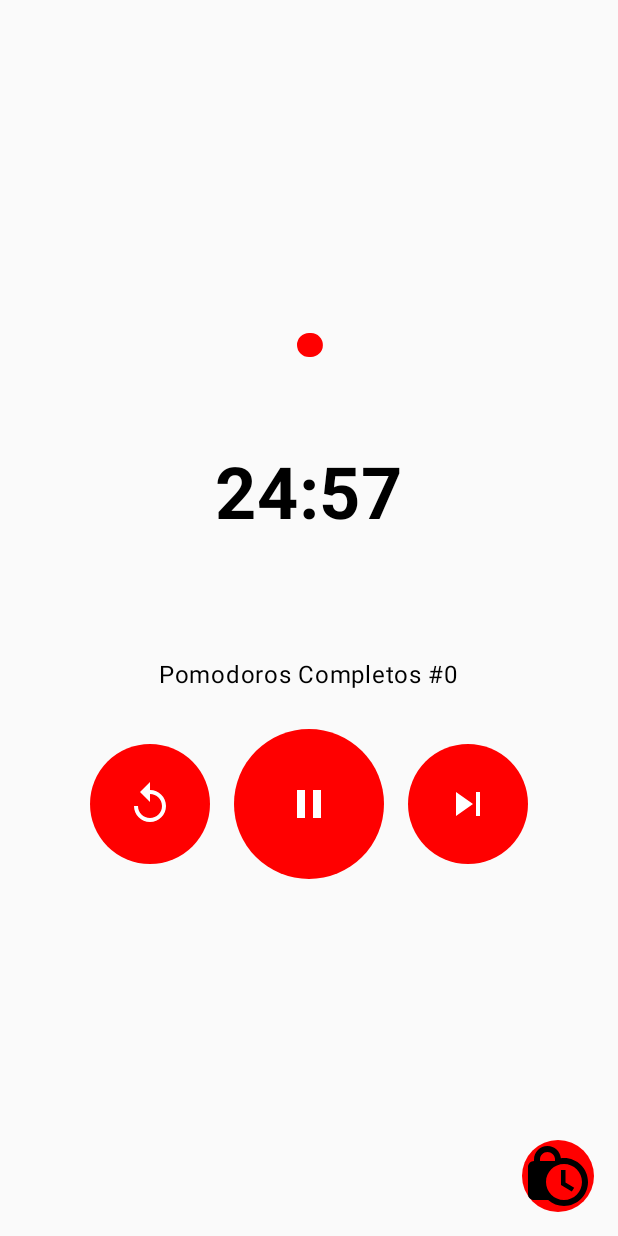
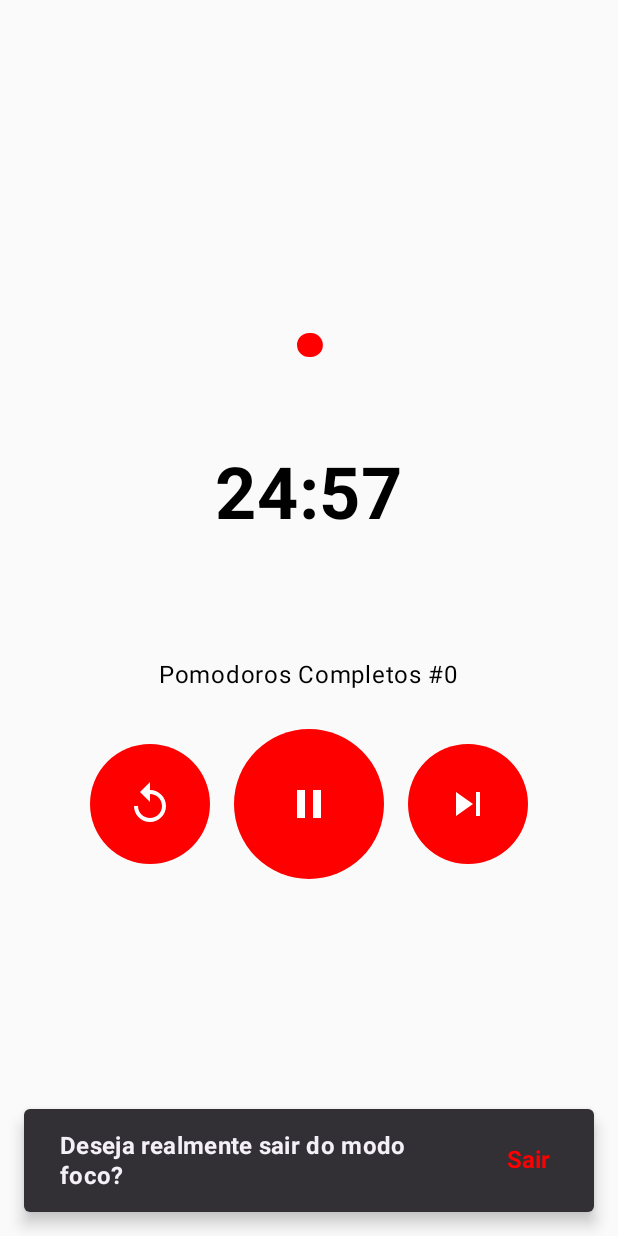
Before and after one commit to eduramza/PomodoroTrack, an Android app built with Jetpack Compose: the screen it shows after launch (MainActivity), after a tap on "Previous Cycle", on a phone screen of 412 x 824 dp. Run offline under Robolectric (Android 15) with nearby library versions, the phone set to English and light mode, and no system bars; 1 other tap on this screen came first.

Commit message:
update locked unlock view

```diff
--- a/app/src/main/java/com/eduramza/pomodorotrack/ui/timer/CountdownTimerViewModel.kt
+++ b/app/src/main/java/com/eduramza/pomodorotrack/ui/timer/CountdownTimerViewModel.kt
@@ -4,12 +4,16 @@ import android.content.Context
 import android.media.MediaPlayer
 import android.os.Handler
 import android.os.Looper
+import androidx.compose.runtime.mutableStateOf
 import androidx.lifecycle.ViewModel
+import androidx.lifecycle.viewModelScope
 import com.eduramza.pomodorotrack.R
 import com.eduramza.pomodorotrack.domain.entity.PomodoroCycle
+import kotlinx.coroutines.delay
 import kotlinx.coroutines.flow.MutableStateFlow
 import kotlinx.coroutines.flow.StateFlow
 import kotlinx.coroutines.flow.asStateFlow
+import kotlinx.coroutines.launch
 
 class CountdownTimerViewModel: ViewModel() {
 
@@ -24,6 +28,7 @@ class CountdownTimerViewModel: ViewModel() {
     private var runnable: Runnable? = null
 
     private var unlockedManually = false
+    val showSnackbar = mutableStateOf(false)
 
     fun controlCountdownTimer(context: Context) {
         if (_state.value.timerRunning) {
@@ -119,6 +124,31 @@ class CountdownTimerViewModel: ViewModel() {
         )
     }
 
+    //region -lock unlock Snackbar
+    val snackbarTimeout = 5000L  // 1000L = 1s
+    fun handleScreenTap() {
+        if (_state.value.isLockedScreen) {
+            showSnackbar.value = true
+        }
+    }
+
+    fun dismissSnackbar() {
+        showSnackbar.value = false
+    }
+
+    fun exitFocusMode() {
+        unlockScreen()
+        dismissSnackbar()
+    }
+
+    fun startSnackbarTimer() {
+        viewModelScope.launch {
+            delay(snackbarTimeout)
+            dismissSnackbar()
+        }
+    }
+    //endregion
+
     override fun onCleared() {
         super.onCleared()
         runnable?.let { handler.removeCallbacks(it) }
--- a/app/src/main/java/com/eduramza/pomodorotrack/ui/timer/PomodoroScreen.kt
+++ b/app/src/main/java/com/eduramza/pomodorotrack/ui/timer/PomodoroScreen.kt
@@ -21,19 +21,21 @@ import androidx.compose.material3.Button
 import androidx.compose.material3.ButtonDefaults
 import androidx.compose.material3.Icon
 import androidx.compose.material3.MaterialTheme
+import androidx.compose.material3.Snackbar
 import androidx.compose.material3.Text
+import androidx.compose.material3.TextButton
 import androidx.compose.runtime.Composable
 import androidx.compose.runtime.LaunchedEffect
 import androidx.compose.runtime.MutableState
 import androidx.compose.runtime.collectAsState
-import androidx.compose.runtime.mutableStateOf
-import androidx.compose.runtime.remember
 import androidx.compose.ui.Alignment
 import androidx.compose.ui.Modifier
 import androidx.compose.ui.graphics.Color
 import androidx.compose.ui.input.pointer.pointerInput
 import androidx.compose.ui.res.painterResource
+import androidx.compose.ui.text.font.FontWeight
 import androidx.compose.ui.unit.dp
+import androidx.compose.ui.unit.sp
 import com.eduramza.pomodorotrack.R
 import com.eduramza.pomodorotrack.ui.components.PomodoroTimerProgress
 
@@ -42,11 +44,8 @@ fun PomodoroScreen(
     viewModel: CountdownTimerViewModel,
     activity: Activity
 ) {
-    val isLocked = remember { mutableStateOf(false) }
-    val state = viewModel.state.collectAsState().value
-    val buttonConfig = state.controlButton
-
-    isLocked.value = state.isLockedScreen
+    val isLocked = viewModel.state.collectAsState().value.isLockedScreen
+    val showSnackbar = viewModel.showSnackbar.value
 
     Box(modifier = Modifier.fillMaxSize()) {
         Column(
@@ -59,16 +58,16 @@ fun PomodoroScreen(
 
             // Espaçamento entre o progresso e a contagem de pomodoros
             Spacer(modifier = Modifier.height(8.dp))
-            Text(text = "Pomodoros Completos #${state.pomodoroCounter}")
+            Text(text = "Pomodoros Completos #${viewModel.state.collectAsState().value.pomodoroCounter}")
 
             // Espaçamento entre a contagem de pomodoros e os botões
             Spacer(modifier = Modifier.height(16.dp))
 
             // Botões de controle
-            PomodoroControlButtons(viewModel, buttonConfig, state, activity.applicationContext)
+            PomodoroControlButtons(viewModel, activity.applicationContext)
 
         }
-        if (isLocked.value) {
+        if (isLocked) {
             // Bloqueador transparente
             Box(
                 modifier = Modifier
@@ -76,17 +75,45 @@ fun PomodoroScreen(
                     .background(Color.Transparent)
                     .pointerInput(Unit) {
                         detectTapGestures {
-                            //show toast
-
+                            viewModel.handleScreenTap()
                         }
                     }
             )
-            UnlockScreenContent(viewModel, isLocked)
+        }
+
+        if (showSnackbar) {
+            LaunchedEffect(key1 = showSnackbar) {
+                viewModel.startSnackbarTimer()
+            }
+
+            Snackbar(
+                modifier = Modifier
+                    .align(Alignment.BottomCenter)
+                    .padding(16.dp),
+                action = {
+                    TextButton(onClick = { viewModel.exitFocusMode() }) {
+                        Text(
+                            text = "Sair",
+                            modifier = Modifier.padding(8.dp),
+                            fontSize = 16.sp,
+                            fontWeight = FontWeight.Bold
+                        )
+                    }
+                }
+            ) {
+                Text(
+                    text = "Deseja realmente sair do modo foco?",
+                    modifier = Modifier.padding(8.dp),
+                    fontSize = 16.sp,
+                    fontWeight = FontWeight.Bold
+                )
+            }
+
         }
     }
 
-    LaunchedEffect(isLocked.value) {
-        if (isLocked.value) {
+    LaunchedEffect(isLocked) {
+        if (isLocked) {
             activity.window.addFlags(WindowManager.LayoutParams.FLAG_KEEP_SCREEN_ON)
         } else {
             activity.window.clearFlags(WindowManager.LayoutParams.FLAG_KEEP_SCREEN_ON)
@@ -128,18 +155,16 @@ private fun UnlockScreenContent(
 @Composable
 private fun PomodoroControlButtons(
     viewModel: CountdownTimerViewModel,
-    buttonConfig: ControlButton,
-    state: PomodoroUIState,
     context: Context
 ) {
-    val isRunning = state.timerRunning
+    val pomodoroState = viewModel.state.collectAsState().value
 
     Row(
         horizontalArrangement = Arrangement.spacedBy(16.dp),
         modifier = Modifier.padding(8.dp),
         verticalAlignment = Alignment.CenterVertically
     ) {
-        if (isRunning) {
+        if (pomodoroState.timerRunning) {
             Button(
                 onClick = viewModel::resetTimer,
                 shape = CircleShape,
@@ -164,13 +189,13 @@ private fun PomodoroControlButtons(
             modifier = Modifier.size(100.dp)
         ) {
             Icon(
-                painter = painterResource(id = buttonConfig.icon),
-                contentDescription = state.controlButton.contentDescription,
+                painter = painterResource(id = pomodoroState.controlButton.icon),
+                contentDescription = pomodoroState.controlButton.contentDescription,
                 modifier = Modifier.size(32.dp)
             )
         }
 
-        if (isRunning) {
+        if (pomodoroState.timerRunning) {
             Button(
                 onClick = viewModel::setNextCycle,
                 shape = CircleShape,
--- a/app/src/main/java/com/eduramza/pomodorotrack/ui/timer/PomodoroUIState.kt
+++ b/app/src/main/java/com/eduramza/pomodorotrack/ui/timer/PomodoroUIState.kt
@@ -1,8 +1,6 @@
 package com.eduramza.pomodorotrack.ui.timer
 
-import androidx.annotation.ColorRes
 import androidx.annotation.DrawableRes
-import androidx.compose.ui.graphics.Color
 import com.eduramza.pomodorotrack.R
 import com.eduramza.pomodorotrack.domain.entity.PomodoroCycle
 
@@ -17,6 +15,5 @@ data class PomodoroUIState(
 
 data class ControlButton(
     val contentDescription: String,
-    @DrawableRes val icon: Int,
-    @ColorRes val color: Color = Color.Red
+    @DrawableRes val icon: Int
 )
--- /dev/null
+++ b/app/src/main/res/drawable/ic_notification_timer.xml
@@ -0,0 +1,13 @@
+<vector xmlns:android="http://schemas.android.com/apk/res/android"
+    android:width="24dp"
+    android:height="24dp"
+    android:tint="#000000"
+    android:viewportWidth="24"
+    android:viewportHeight="24">
+    <path
+        android:fillColor="@android:color/white"
+        android:pathData="M9,1h6v2h-6z" />
+    <path
+        android:fillColor="@android:color/white"
+        android:pathData="M19.03,7.39l1.42,-1.42c-0.43,-0.51 -0.9,-0.99 -1.41,-1.41l-1.42,1.42C16.07,4.74 14.12,4 12,4c-4.97,0 -9,4.03 -9,9c0,4.97 4.02,9 9,9s9,-4.03 9,-9C21,10.88 20.26,8.93 19.03,7.39zM13,14h-2V8h2V14z" />
+</vector>
```
